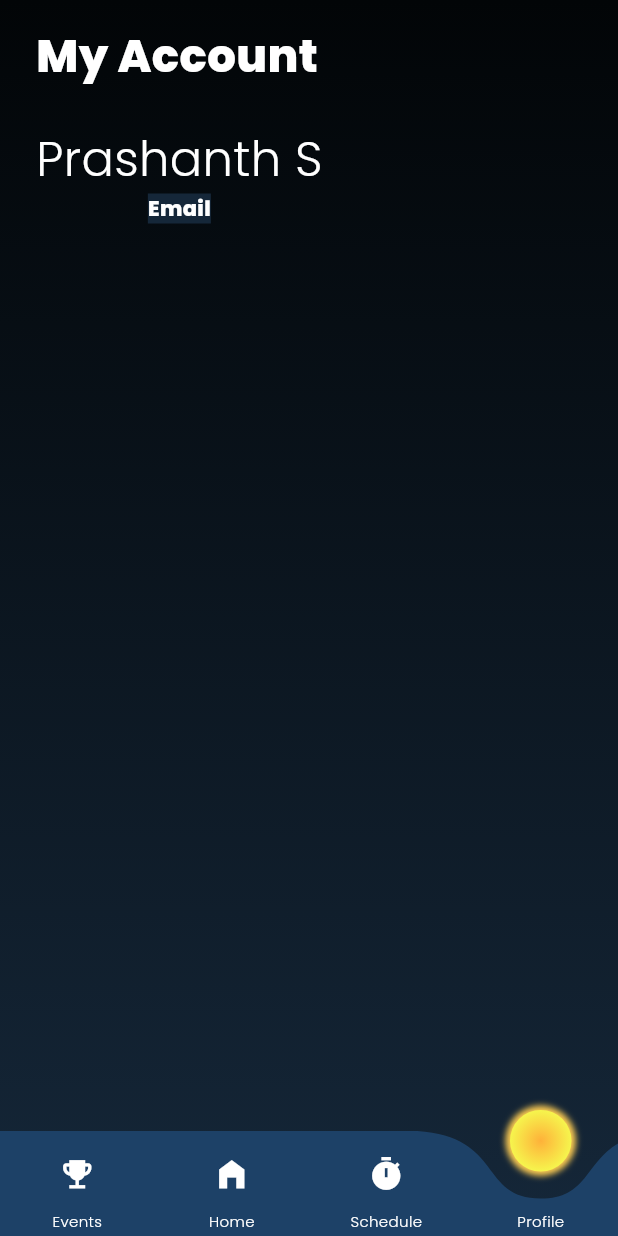
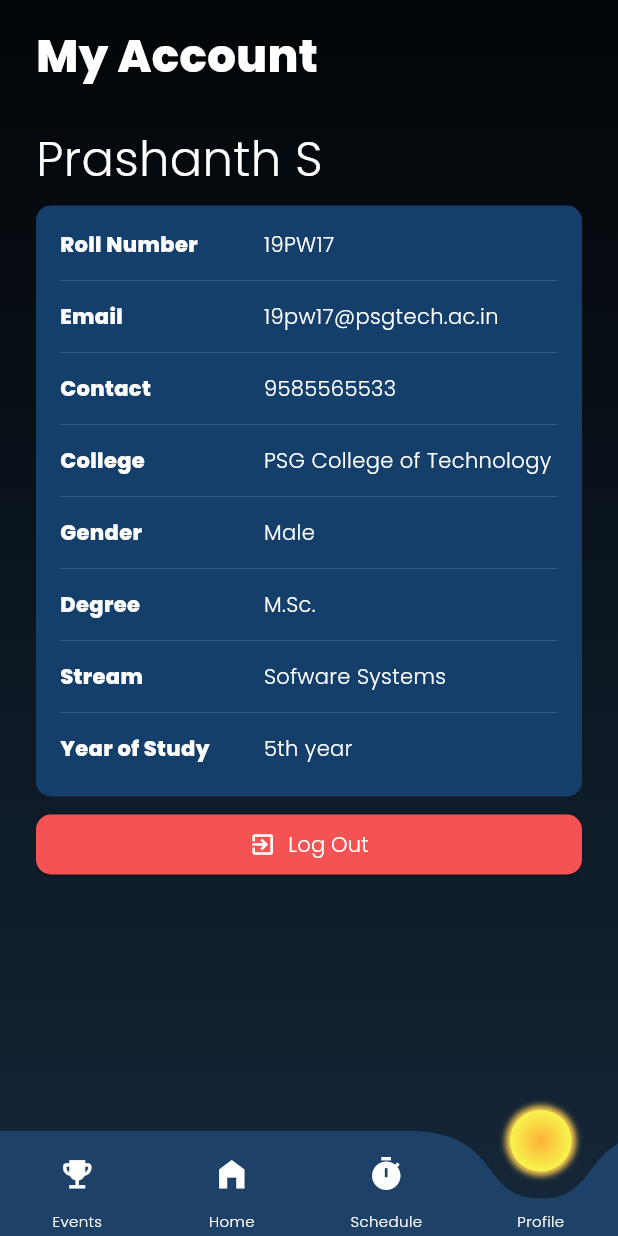
Before and after one commit to LoginPSGTech/Login-App-2023, a Flutter app: the MainPage screen opened directly, item 4 of the bottom bar chosen, on a phone screen of 412 x 824 dp. Run offline on Flutter 3.47's test engine with Material 2 defaults, Android fonts, the light colour scheme and no system bars; drawn by our look-alikes of curved_labeled_navigation_bar.

Commit message:
Completed Profile Page

```diff
--- a/lib/models/app_data_model.dart
+++ b/lib/models/app_data_model.dart
@@ -54,7 +54,7 @@ class AppData {
       return appData;
     } catch (error) {
       // Handle any errors that occur during data loading
-      print('Error loading data: $error');
+      // print('Error loading data: $error');
       rethrow; // Rethrow the error to handle it at a higher level
     }
   }
--- a/lib/pages/events_page.dart
+++ b/lib/pages/events_page.dart
@@ -23,7 +23,8 @@ class _EventsPageState extends State<EventsPage>
     _tabController = TabController(length: 3, vsync: this); // Number of tabs
   }
 
-  // Widget buildMyEvents(List<Event> events){
+  // Widget buildTeams(){
+
 
   // }
 
@@ -93,7 +94,7 @@ class _EventsPageState extends State<EventsPage>
             children: [
               buildEvents(mscEvents + mcaEvents),
               const Icon(Icons.directions_transit),
-              const Icon(Icons.directions_bike)
+              buildTeams()
             ],
           )),
         ],
--- a/lib/pages/main_page.dart
+++ b/lib/pages/main_page.dart
@@ -5,8 +5,6 @@ import 'package:login/pages/home_page.dart';
 import 'package:login/pages/profile_page.dart';
 import 'package:login/pages/schedule_page.dart';
 import 'package:login/pages/events_page.dart';
-import 'package:flutter_svg/flutter_svg.dart';
-import 'package:random_avatar/random_avatar.dart';
 
 class MainPage extends StatefulWidget {
   const MainPage({super.key});
--- a/lib/pages/profile_page.dart
+++ b/lib/pages/profile_page.dart
@@ -2,50 +2,225 @@ import 'package:flutter/material.dart';
 import 'package:login/widgets/title_bar_widget.dart';
 
 class ProfilePage extends StatefulWidget {
-  const ProfilePage({super.key});
+  final String? name;
+  final String? rollNumber;
+  final String? email;
+  final String? contact;
+  final String? gender;
+  final String? collegeName;
+  final String? degree;
+  final String? stream;
+  final String? yearOfStudy;
+
+  const ProfilePage({
+    super.key,
+    this.name,
+    this.rollNumber,
+    this.email,
+    this.contact,
+    this.collegeName,
+    this.degree,
+    this.stream,
+    this.yearOfStudy,
+    this.gender,
+  });
 
   @override
   State<ProfilePage> createState() => _ProfilePageState();
 }
 
 class _ProfilePageState extends State<ProfilePage> {
+  static const profilePage = ProfilePage(
+    name: "Razeen",
+    rollNumber: "19PW17",
+    email: "19pw17@psgtech.ac.in",
+    contact: "9585565533",
+    collegeName: "PSG College of Technology",
+    degree: "M.Sc.",
+    gender: "Male",
+    stream: "Sofware Systems",
+    yearOfStudy: "5th year",
+  );
+
   @override
   Widget build(BuildContext context) {
     return SafeArea(
-      child: Center(
       child: Column(
-          crossAxisAlignment: CrossAxisAlignment.center,
+        crossAxisAlignment: CrossAxisAlignment.start,
         children: [
-            const Row(children: [
-              Column(children: [TitleBarWidget(title: "My Account")])
-            ]),
+          const TitleBarWidget(title: "My Account"),
           Container(
             margin: const EdgeInsets.fromLTRB(24, 8, 24, 8),
-              child: Row(children: [
-                Column(children: [
+            child:
+                Column(crossAxisAlignment: CrossAxisAlignment.start, children: [
               const Text(
                 "Prashanth S",
                 style: TextStyle(color: Colors.white, fontSize: 32),
               ),
               Container(
-                    decoration: const BoxDecoration(
-                      color: Color(0xff152739)
+                margin: const EdgeInsets.fromLTRB(0, 8, 0, 0),
+                padding: const EdgeInsets.all(16),
+                decoration: BoxDecoration(
+                    color: const Color(0xFF143F6B),
+                    borderRadius: BorderRadius.circular(10)),
+                child: Column(
+                  crossAxisAlignment: CrossAxisAlignment.start,
+                  children: [
+                    ProfileTitleContentWidget(
+                      title: "Roll Number",
+                      content: profilePage.rollNumber ?? "",
                     ),
-                    child: const Column(children: [
-                      Row(
-                        mainAxisAlignment: MainAxisAlignment.spaceBetween,
+                    ProfileTitleContentWidget(
+                      title: "Email",
+                      content: profilePage.email ?? "",
+                    ),
+                    ProfileTitleContentWidget(
+                      title: "Contact",
+                      content: profilePage.contact ?? "",
+                    ),
+                    ProfileTitleContentWidget(
+                      title: "College",
+                      content: profilePage.collegeName ?? "",
+                    ),
+                    ProfileTitleContentWidget(
+                      title: "Gender",
+                      content: profilePage.gender ?? "",
+                    ),
+                    ProfileTitleContentWidget(
+                      title: "Degree",
+                      content: profilePage.degree ?? "",
+                    ),
+                    ProfileTitleContentWidget(
+                      title: "Stream",
+                      content: profilePage.stream ?? "",
+                    ),
+                    ProfileTitleContentWidget(
+                      title: "Year of Study",
+                      content: profilePage.yearOfStudy ?? "",
+                      isDivider: false,
+                    ),
+                  ],
+                ),
+              ),
+              // Container(
+              //   margin: const EdgeInsets.only(top: 8),
+              //   width: double.infinity,
+              //   child: ElevatedButton(
+              //     style: ElevatedButton.styleFrom(
+              //       backgroundColor: const Color(0xFFFEB139),
+              //       // Text color
+
+              //       shape: RoundedRectangleBorder(
+              //         borderRadius: BorderRadius.circular(10.0),
+              //       ),
+              //     ),
+              //     onPressed: () {
+              //       // Validate and perform login
+              //     },
+              //     child: const Text(
+              //       'Edit Profile',
+              //       style: TextStyle(
+              //         color: Colors.white,
+              //       ),
+              //     ),
+              //   ),
+              // ),
+              Container(
+                margin: const EdgeInsets.only(top: 8),
+                width: double.infinity,
+                child: ElevatedButton(
+                  style: ElevatedButton.styleFrom(
+                    backgroundColor: const Color(0xFFF55353),
+                    shape: RoundedRectangleBorder(
+                      borderRadius: BorderRadius.circular(10.0),
+                    ),
+                  ),
+                  onPressed: () {
+                    // Validate and perform login
+                  },
+                  child: Row(
+                    mainAxisAlignment: MainAxisAlignment.center,
                     children: [
-                          Text('Email', style: TextStyle(color: Colors.white, fontWeight: FontWeight.w600))
+                          const Icon(Icons.exit_to_app_outlined, color: Colors.white,),
+                          Container(
+                            margin: const EdgeInsets.only(left: 8),
+                            child: const Text('Log Out',
+                            style: TextStyle(
+                              color: Colors.white,
+                            )),
+                          ),
                         ],
-                      )
-                    ]),
-                  )
-                ])
+                  ),
+                ),
+              ),
             ]),
           ),
         ],
       ),
-      ),
     );
   }
 }
+
+class ProfileTitleContentWidget extends StatelessWidget {
+  final String title;
+  final String content;
+  final bool isDivider;
+
+  const ProfileTitleContentWidget(
+      {Key? key,
+      required this.title,
+      required this.content,
+      this.isDivider = true})
+      : super(key: key);
+
+  @override
+  Widget build(BuildContext context) {
+    return Column(
+      children: [
+        Row(
+          children: [
+            Expanded(
+              flex: 2,
+              child: Text(
+                title,
+                style: const TextStyle(
+                  color: Colors.white,
+                  fontWeight: FontWeight.w600,
+                ),
+              ),
+            ),
+            const SizedBox(
+              width: 5,
+            ),
+            Expanded(
+              flex: 3,
+              child: Text(
+                content,
+                style: const TextStyle(
+                  color: Colors.white,
+                  fontWeight: FontWeight.w500,
+                ),
+                maxLines: 1,
+                overflow: TextOverflow.ellipsis,
+              ),
+            )
+          ],
+        ),
+        const SizedBox(
+          height: 6,
+        ),
+        isDivider
+            ? const Divider(
+                color: Colors.white,
+                thickness: 0.1,
+              )
+            : Container(),
+        isDivider
+            ? const SizedBox(
+                height: 6,
+              )
+            : Container(),
+      ],
+    );
+  }
+}
--- a/pubspec.yaml
+++ b/pubspec.yaml
@@ -37,8 +37,6 @@ dependencies:
   cupertino_icons: ^1.0.2
   curved_labeled_navigation_bar: ^2.0.2
   provider: ^6.0.5
-  random_avatar: ^0.0.8
-  flutter_svg: 2.0.7
 
 dev_dependencies:
   flutter_test:
```
Also changed, not shown: pubspec.lock. Lines whose indentation alone changed are shown as unchanged.
